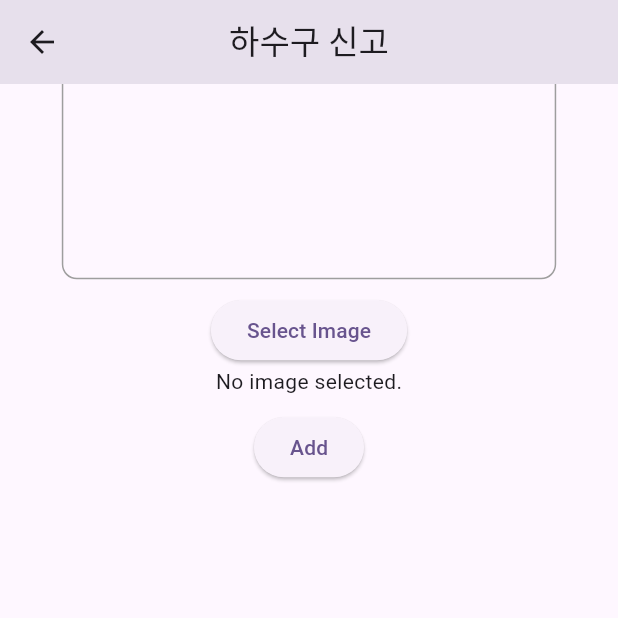
After one commit to kminnyes/BOGGLE, a Flutter app: the SewerReport screen opened directly, scrolled down 155 dp, after a tap on "Add", on a phone screen of 412 x 824 dp, the top half of it. The commit adds this screen. Run offline on Flutter 3.47's test engine with Material 3 defaults, Android fonts, the phone set to English and light mode, and no system bars; our stand-ins replace image_picker, percent_indicator; network calls fail.

Commit message:
하수구, 퀴즈

```diff
--- /dev/null
+++ b/lib/sewer_report.dart
@@ -0,0 +1,309 @@
+import 'dart:convert';
+import 'dart:io';
+import 'package:flutter/material.dart';
+import 'package:http/http.dart' as http;
+import 'package:image_picker/image_picker.dart';
+import 'package:intl/intl.dart';
+import 'package:percent_indicator/linear_percent_indicator.dart';
+
+class SewerReport extends StatefulWidget {
+  final String title;
+
+  const SewerReport({super.key, required this.title});
+
+  @override
+  State<SewerReport> createState() => _SewerReportState();
+}
+
+class Report {
+  final int id;
+  final String work;
+  final String imageUrl;
+
+  Report({
+    required this.id,
+    required this.work,
+    required this.imageUrl,
+  });
+
+  factory Report.fromJson(Map<String, dynamic> json) {
+    String baseUrl = 'http://10.0.2.2:8000'; // Base URL of your Django server
+    return Report(
+      id: json['id'],
+      work: json['work'],
+      imageUrl: json['image'] != null ? '$baseUrl${json['image']}' : '',
+    );
+  }
+}
+
+class _SewerReportState extends State<SewerReport> {
+  final TextEditingController _textController = TextEditingController();
+  List<Report> reports = [];
+  bool isModifying = false;
+  int modifyingIndex = 0;
+  File? _image;
+
+  @override
+  void initState() {
+    super.initState();
+    getReportFromServer();
+  }
+
+  Future<void> getReportFromServer() async {
+    final response = await http.get(Uri.parse('http://10.0.2.2:8000/getReportList'));
+    if (response.statusCode == 200) {
+      String responseBody = utf8.decode(response.bodyBytes);
+      List<dynamic> jsonList = json.decode(responseBody);
+      List<Report> list = jsonList.map<Report>((json) => Report.fromJson(json)).toList();
+      print("Loaded tasks: ${list.length}");
+      setState(() {
+        reports = list;
+      });
+    } else {
+      print("Failed to load tasks from server. Status code: ${response.statusCode}");
+      print("Response body: ${response.body}");
+    }
+  }
+
+  Future<void> addReportToServer(Report report) async {
+  var request = http.MultipartRequest(
+    'POST',
+    Uri.parse('http://10.0.2.2:8000/addReport'), // Ensure the URL matches the backend endpoint
+  );
+
+  if (_image != null) {
+    request.files.add(await http.MultipartFile.fromPath('image', _image!.path));
+  }
+
+  request.fields['work'] = report.work;
+
+  var response = await request.send();
+  if (response.statusCode == 200) {
+    ScaffoldMessenger.of(context).showSnackBar(
+      const SnackBar(
+        content: Text('신고 접수되었습니다'), // Here's the message
+      ),
+    );
+    getReportFromServer();
+  } else {
+    print("Failed to add report. Status code: ${response.statusCode}");
+  }
+}
+
+  Future<void> updateReportToServer(int id, String work) async {
+  var request = http.MultipartRequest(
+    'POST',
+    Uri.parse('http://10.0.2.2:8000/updateReport/$id/'), // Use POST for updating
+  );
+
+  request.fields['work'] = work;
+
+  var response = await request.send();
+  if (response.statusCode == 200) {
+    getReportFromServer();
+  } else {
+    print("Failed to update report. Status code: ${response.statusCode}");
+  }
+}
+
+Future<void> deleteReportToServer(int id) async {
+  final response = await http.delete(Uri.parse('http://10.0.2.2:8000/deleteReport/$id/'));
+  if (response.statusCode == 200) {
+    getReportFromServer();
+  } else {
+    print("Failed to delete report. Status code: ${response.statusCode}");
+  }
+}
+
+  Future<void> pickImage() async {
+    final ImagePicker picker = ImagePicker();
+    final XFile? pickedFile = await picker.pickImage(source: ImageSource.gallery);
+
+    if (pickedFile != null) {
+      setState(() {
+        _image = File(pickedFile.path);
+      });
+    }
+  }
+
+  String getToday() {
+    DateTime now = DateTime.now();
+    return DateFormat('yyyy-MM-dd').format(now);
+  }
+
+  void navigateToDetailPage(Report report) {
+    Navigator.push(
+      context,
+      MaterialPageRoute(
+        builder: (context) => ReportDetailPage(report: report),
+      ),
+    );
+  }
+
+  @override
+  Widget build(BuildContext context) {
+    return Scaffold(
+      appBar: AppBar(
+        centerTitle: true,
+        title: Text(widget.title),
+      ),
+      body: SingleChildScrollView(
+        child: Center(
+          child: Column(
+            mainAxisAlignment: MainAxisAlignment.start,
+            children: [
+              Text(getToday()),
+              Padding(
+                padding: const EdgeInsets.all(8.0),
+                child: Column(
+                  children: [
+                    const SizedBox(height: 10),
+                    Center(
+                      child: Container(
+                        width: MediaQuery.of(context).size.width * 0.8,
+                        height: MediaQuery.of(context).size.height * 0.3,
+                        decoration: BoxDecoration(
+                          border: Border.all(color: Colors.grey),
+                          borderRadius: BorderRadius.circular(10),
+                        ),
+                        child: TextField(
+                          controller: _textController,
+                          maxLines: null,
+                          keyboardType: TextInputType.multiline,
+                          decoration: const InputDecoration(
+                            border: InputBorder.none,
+                            contentPadding: EdgeInsets.all(10),
+                          ),
+                        ),
+                      ),
+                    ),
+                    const SizedBox(height: 10),
+                    ElevatedButton(
+                      onPressed: pickImage,
+                      child: const Text('Select Image'),
+                    ),
+                    _image != null
+                        ? GestureDetector(
+                            onTap: pickImage,
+                            child: Image.file(
+                              _image!,
+                              height: MediaQuery.of(context).size.height * 0.2,
+                              width: MediaQuery.of(context).size.width * 0.8,
+                            ),
+                          )
+                        : const Text('No image selected.'),
+                    const SizedBox(height: 10),
+                    ElevatedButton(
+                      onPressed: () async {
+                        if (_image != null || isModifying) {
+                          if (isModifying) {
+                            await updateReportToServer(reports[modifyingIndex].id, _textController.text);
+                          } else {
+                            var task = Report(
+                              id: 0,
+                              work: _textController.text,
+                              imageUrl: '',
+                            );
+                            await addReportToServer(task);
+                          }
+                          setState(() {
+                            _textController.clear();
+                            _image = null;
+                            isModifying = false;
+                          });
+                        } else {
+                          print("Please select an image.");
+                        }
+                      },
+                      child: Text(isModifying ? "Update" : "Add"),
+                    ),
+                  ],
+                ),
+              ),
+              SizedBox(
+                height: MediaQuery.of(context).size.height * 0.6,
+                child: ListView.builder(
+                  itemCount: reports.length,
+                  itemBuilder: (context, index) {
+                    final report = reports[index];
+                    return ListTile(
+                      title: GestureDetector(
+                        onTap: () {
+                          navigateToDetailPage(report);
+                        },
+                        child: Text(
+                          report.work,
+                          softWrap: true,
+                        ),
+                      ),
+                      trailing: Row(
+                        mainAxisSize: MainAxisSize.min,
+                        children: [
+                          TextButton(
+                            onPressed: () {
+                              setState(() {
+                                _textController.text = report.work;
+                                isModifying = true;
+                                modifyingIndex = index;
+                              });
+                            },
+                            child: const Text("Edit"),
+                          ),
+                          TextButton(
+                            onPressed: () {
+                              setState(() {
+                                deleteReportToServer(report.id);
+                              });
+                            },
+                            child: const Text("Delete"),
+                          ),
+                        ],
+                      ),
+                    );
+                  },
+                ),
+              ),
+            ],
+          ),
+        ),
+      ),
+    );
+  }
+}
+
+class ReportDetailPage extends StatelessWidget {
+  final Report report;
+
+  const ReportDetailPage({super.key, required this.report});
+
+  @override
+  Widget build(BuildContext context) {
+    print('Image URL: ${report.imageUrl}'); // Debug print
+    return Scaffold(
+      appBar: AppBar(
+        title: const Text('Task Details'),
+      ),
+      body: Padding(
+        padding: const EdgeInsets.all(16.0),
+        child: Column(
+          crossAxisAlignment: CrossAxisAlignment.start,
+          children: [
+            Text(
+              report.work,
+              style: const TextStyle(fontSize: 24, fontWeight: FontWeight.bold),
+            ),
+            const SizedBox(height: 10),
+            report.imageUrl.isNotEmpty
+                ? Image.network(
+                    report.imageUrl,
+                    height: 300, // Set your desired height here
+                    width: double.infinity, // Set the width to fill the available space
+                    fit: BoxFit.cover, // Adjust the image aspect ratio to cover the area
+                  )
+                : const Text('No image available'),
+          ],
+        ),
+      ),
+    );
+  }
+}
```
Also changed, not shown: lib/do_list.dart (+11 -49 lines), lib/quizlist.dart (+1 -20 lines), media/task_images_2/IMG_20240521_163118_p4IQ834.jpg (added), media/task_images_2/IMG_20240521_163118_z649wFS.jpg (added), 1 other file.
